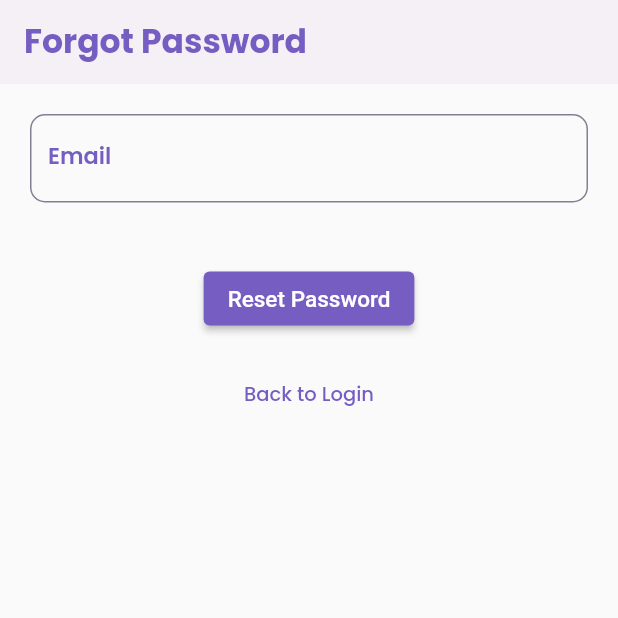
After one commit to karan-lakhadive19/FoodSaver, a Flutter app: the screen it shows after launch, scrolled down 51 dp, after a tap on "Forgot Password?", on a phone screen of 412 x 824 dp, the top half of it. The commit adds this screen. Run offline on Flutter 3.47's test engine with Material 2 defaults, Android fonts, the phone set to English and light mode, and no system bars; our stand-ins replace cloud_firestore, firebase_auth, firebase_core, google_fonts; accounts and stored records are empty.

Commit message:
Reset pass, app icon, splash screen done

```diff
--- a/lib/ui/main_view.dart
+++ b/lib/ui/main_view.dart
@@ -1,4 +1,5 @@
 import 'package:flutter/material.dart';
+import 'package:foodsaver/ui/screens/forgot.dart';
 import 'package:foodsaver/ui/screens/login_screen.dart';
 import 'package:foodsaver/ui/screens/sing_up_screen.dart';
 
@@ -17,15 +18,19 @@ class _MainViewState extends State<MainView> {
     return Scaffold(
       body: PageView.builder(
         physics: const NeverScrollableScrollPhysics(),
-        itemCount: 2,
+        itemCount: 3,
         controller: controller,
         itemBuilder: (context, index) {
           if (index == 0) {
             return LoginScreen(
               controller: controller,
             );
-          } else  {
+          } else  if(index==1){
             return SingUpScreen(
+              controller: controller,
+            );
+          } else {
+            return ForgotPass(
               controller: controller,
             );
           }
--- /dev/null
+++ b/lib/ui/screens/forgot.dart
@@ -0,0 +1,142 @@
+// ignore_for_file: prefer_const_constructors, sort_child_properties_last
+
+import 'package:firebase_auth/firebase_auth.dart';
+import 'package:flutter/material.dart';
+import 'package:google_fonts/google_fonts.dart';
+
+class ForgotPass extends StatefulWidget {
+  const ForgotPass({Key? key, required this.controller});
+  final PageController controller;
+  @override
+  State<ForgotPass> createState() => _ForgotPassState();
+}
+
+class _ForgotPassState extends State<ForgotPass> {
+  final _emailController = TextEditingController();
+  final auth = FirebaseAuth.instance;
+
+  @override
+  Widget build(BuildContext context) {
+    return Scaffold(
+      appBar: AppBar(
+        title: Text(
+          'Forgot Password',
+          style: GoogleFonts.poppins(
+              color: Color(0xFF755DC1),
+              fontSize: 22,
+              fontWeight: FontWeight.bold),
+        ),
+        elevation: 0,
+        backgroundColor: Color.fromARGB(255, 245, 240, 246),
+        iconTheme: IconThemeData(color: Color(0xFF755DC1)),
+      ),
+      body: Column(
+        children: [
+          Padding(
+            padding: const EdgeInsets.all(20.0),
+            child: TextFormField(
+              controller: _emailController,
+              decoration: const InputDecoration(
+                labelText: 'Email',
+                labelStyle: TextStyle(
+                  color: Color(0xFF755DC1),
+                  fontSize: 15,
+                  fontFamily: 'Poppins',
+                  fontWeight: FontWeight.w600,
+                ),
+                enabledBorder: OutlineInputBorder(
+                  borderRadius: BorderRadius.all(Radius.circular(10)),
+                  borderSide: BorderSide(
+                    width: 1,
+                    color: Color(0xFF837E93),
+                  ),
+                ),
+                focusedBorder: OutlineInputBorder(
+                  borderRadius: BorderRadius.all(Radius.circular(10)),
+                  borderSide: BorderSide(
+                    width: 1,
+                    color: Color(0xFF9F7BFF),
+                  ),
+                ),
+              ),
+            ),
+          ),
+          SizedBox(
+            height: 20.0,
+          ),
+          ElevatedButton(
+            onPressed: () {
+              auth
+                  .sendPasswordResetEmail(
+                      email: _emailController.text.toString())
+                  .then((value) {
+                final snackBar = SnackBar(
+                  content: Text(
+                    "Password reset email sent successfully",
+                    style: TextStyle(
+                      color: Color(0xFF755DC1),
+                      fontSize: 15,
+                      fontFamily: 'Poppins',
+                      fontWeight: FontWeight.w500,
+                    ),
+                  ),
+                  backgroundColor: Colors.white,
+                  behavior: SnackBarBehavior.floating,
+                );
+
+                ScaffoldMessenger.of(context).showSnackBar(snackBar);
+              }).onError((error, stackTrace) {
+                final snackBar = SnackBar(
+                  content: Text(
+                    "Error sending email",
+                    style: TextStyle(
+                      color: Color(0xFF755DC1),
+                      fontSize: 15,
+                      fontFamily: 'Poppins',
+                      fontWeight: FontWeight.w500,
+                    ),
+                  ),
+                  backgroundColor: Colors.red,
+                  behavior: SnackBarBehavior.floating,
+                );
+
+                ScaffoldMessenger.of(context).showSnackBar(snackBar);
+              });
+            },
+            child: Text(
+              'Reset Password',
+              style: TextStyle(
+                color: Colors.white,
+                fontSize: 15,
+                fontFamily: GoogleFonts.poppins.toString(),
+                fontWeight: FontWeight.w500,
+              ),
+            ),
+            style: ButtonStyle(
+              backgroundColor: MaterialStateProperty.all(Color(0xFF755DC1)),
+            ),
+          ),
+          SizedBox(
+            height: 30,
+          ),
+          InkWell(
+            onTap: () {
+              widget.controller.animateToPage(0,
+                  duration: const Duration(milliseconds: 500),
+                  curve: Curves.ease);
+            },
+            child: const Text(
+              'Back to Login',
+              style: TextStyle(
+                color: Color(0xFF755DC1),
+                fontSize: 13,
+                fontFamily: 'Poppins',
+                fontWeight: FontWeight.w500,
+              ),
+            ),
+          ),
+        ],
+      ),
+    );
+  }
+}
--- a/lib/ui/screens/login_screen.dart
+++ b/lib/ui/screens/login_screen.dart
@@ -2,6 +2,7 @@
 
 import 'package:firebase_auth/firebase_auth.dart';
 import 'package:flutter/material.dart';
+import 'package:foodsaver/ui/screens/forgot.dart';
 
 class LoginScreen extends StatefulWidget {
   const LoginScreen({super.key, required this.controller});
@@ -23,6 +24,18 @@ class _LoginScreenState extends State<LoginScreen> {
       signinUser(_emailController.text, _passController.text);
     }
   }
+
+  Future<void> resetPassword(String email) async {
+  try {
+    await FirebaseAuth.instance.sendPasswordResetEmail(email: email);
+    // Show a success message or navigate to a success screen
+  } catch (e) {
+    // Handle errors, such as an invalid email or user not found
+    print("Error: $e");
+    // Show an error message to the user
+  }
+}
+
 
   void signinUser(String _email, String _password) async {
     try {
@@ -48,31 +61,59 @@ class _LoginScreenState extends State<LoginScreen> {
 
       // Here, you can navigate to another screen or perform other actions upon successful sign-in.
     } on FirebaseAuthException catch (e) {
-      String errorMessage = '';
+      // String errorMessage = '';
 
       if (e.code == 'user-not-found') {
-        errorMessage = 'No user found for that email.';
-
-      } else if (e.code == 'wrong-password') {
-        errorMessage = 'Wrong password provided for that user.';
-      }
-
-      // Display an error snackbar
+        // errorMessage = 'No user found for that email.';
         final snackBar = SnackBar(
           content: Text(
-          errorMessage,
+            "No user found for that email.",
             style: TextStyle(
               color: Color(0xFF755DC1),
-            fontSize: 27,
+              fontSize: 15,
               fontFamily: 'Poppins',
               fontWeight: FontWeight.w500,
             ),
           ),
-        backgroundColor: Colors.purple,
+          backgroundColor: Colors.white,
           behavior: SnackBarBehavior.floating,
         );
+        ScaffoldMessenger.of(context).showSnackBar(snackBar);
+      } else if (e.code == 'wrong-password') {
+        print(e);
+        // errorMessage = 'Wrong password provided for that user.';
+        final snackBar = SnackBar(
+          content: Text(
+            "Wrong password provided for that user.",
+            style: TextStyle(
+              color: Color(0xFF755DC1),
+              fontSize: 15,
+              fontFamily: 'Poppins',
+              fontWeight: FontWeight.w500,
+            ),
+          ),
+          backgroundColor: Colors.white,
+          behavior: SnackBarBehavior.floating,
+        );
+        ScaffoldMessenger.of(context).showSnackBar(snackBar);
+      }
 
-      ScaffoldMessenger.of(context).showSnackBar(snackBar);
+      // Display an error snackbar
+      // final snackBar = SnackBar(
+      //   content: Text(
+      //     errorMessage,
+      //     style: TextStyle(
+      //       color: Color(0xFF755DC1),
+      //       fontSize: 27,
+      //       fontFamily: 'Poppins',
+      //       fontWeight: FontWeight.w500,
+      //     ),
+      //   ),
+      //   backgroundColor: Colors.purple,
+      //   behavior: SnackBarBehavior.floating,
+      // );
+
+      // ScaffoldMessenger.of(context).showSnackBar(snackBar);
     }
   }
 
@@ -252,13 +293,20 @@ class _LoginScreenState extends State<LoginScreen> {
                     const SizedBox(
                       height: 15,
                     ),
-                    const Text(
-                      'Forget Password?',
+                    InkWell(
+                          onTap: () {
+                            widget.controller.animateToPage(2,
+                                duration: const Duration(milliseconds: 500),
+                                curve: Curves.ease);
+                          },
+                          child: const Text(
+                            'Forgot Password?',
                             style: TextStyle(
                               color: Color(0xFF755DC1),
                               fontSize: 13,
                               fontFamily: 'Poppins',
                               fontWeight: FontWeight.w500,
+                            ),
                           ),
                         ),
                   ],
```
Also changed, not shown: lib/ui/screens/homepage.dart (+69 -4 lines), 41 other files. Lines whose indentation alone changed are shown as unchanged.
